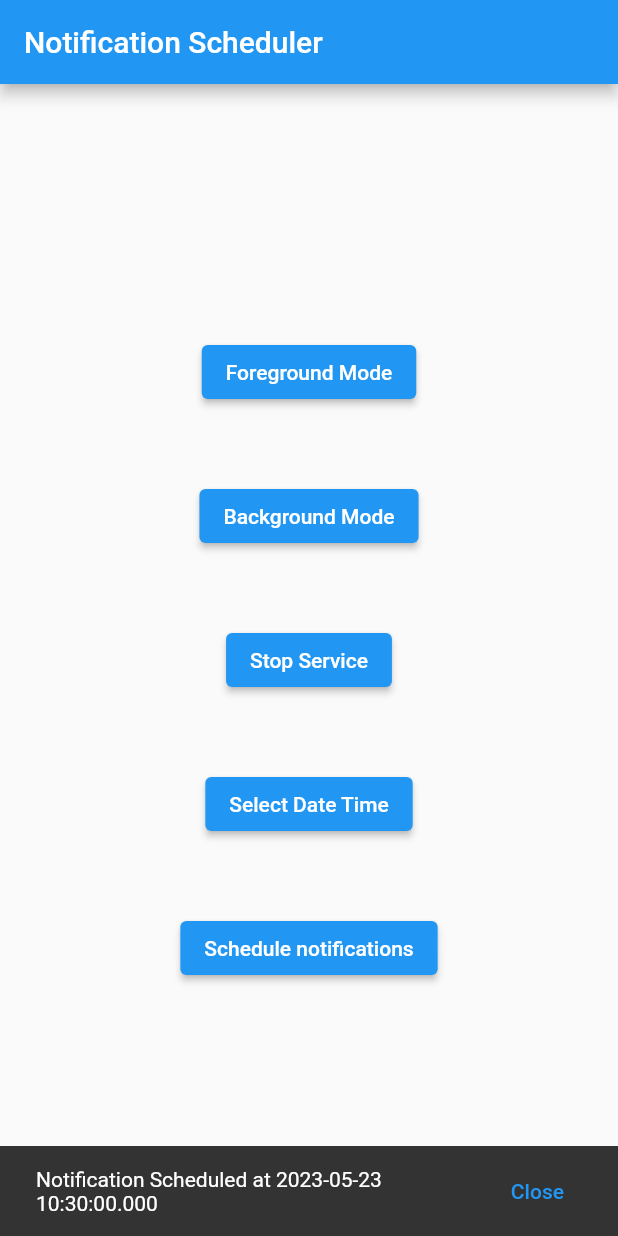
After one commit to Anikshakya/flutterXbackground, a Flutter app: the screen it shows after launch, after a tap on "Schedule notifications", on a phone screen of 412 x 824 dp. The commit adds this screen. Run offline on Flutter 3.47's test engine with Material 2 defaults, Android fonts, the phone set to English and light mode, and no system bars; our stand-ins replace device_info_plus, flutter_local_notifications, get_storage, shared_preferences, timezone; missing offline and left inert: flutter_background_service, flutter_background_service_android.

Commit message:
[Added:: notification and schedular functionality succesfully]

```diff
--- /dev/null
+++ b/lib/home_page.dart
@@ -0,0 +1,131 @@
+import 'package:flutter/material.dart';
+import 'package:flutter_background_service/flutter_background_service.dart';
+import 'package:flutterxbackground/helper/read_write.dart';
+
+import 'services/notificaiton_service.dart';
+
+class HomePage extends StatefulWidget {
+  const HomePage({super.key});
+
+  @override
+  State<HomePage> createState() => _HomePageState();
+}
+
+class _HomePageState extends State<HomePage> {
+  DateTime scheduleTime = DateTime.now();
+  String text = "Stop Service";
+  @override
+  Widget build(BuildContext context) {
+    return Scaffold(
+        appBar: AppBar(
+          title: const Text('Notification Scheduler'),
+        ),
+        body: Center(
+          child: Padding(
+            padding: const EdgeInsets.symmetric(vertical : 120.0),
+            child: Column(
+              mainAxisAlignment: MainAxisAlignment.spaceEvenly,
+              children: [
+                ElevatedButton(
+                  child: const Text("Foreground Mode"),
+                  onPressed: () {
+                    FlutterBackgroundService().invoke("setAsForeground");
+                  },
+                ),
+                ElevatedButton(
+                  child: const Text("Background Mode"),
+                  onPressed: () {
+                    FlutterBackgroundService().invoke("setAsBackground");
+                  },
+                ),
+                //Stop/Start Service
+                ElevatedButton(
+                  child: Text(text),
+                  onPressed: () async {
+                    final service = FlutterBackgroundService();
+                    var isRunning = await service.isRunning();
+                    if (isRunning) {
+                      service.invoke("stopService");
+                    } else {
+                      service.startService();
+                    }
+
+                    if (!isRunning) {
+                      text = 'Stop Service';
+                    } else {
+                      text = 'Start Service';
+                    }
+                    setState(() {});
+                  },
+                ),
+                //Pick date
+                ElevatedButton(
+                  onPressed: () {
+                    var selectedDateTime = DateTime.now();
+                    showDatePicker(
+                      context: context,
+                      initialDate: selectedDateTime,
+                      firstDate: DateTime(2000),
+                      lastDate: DateTime(2030),
+                      builder: (BuildContext context, Widget? child) {
+                        return Theme(
+                          data: ThemeData.light(), // Customize the theme if needed
+                          child: child!,
+                        );
+                      },
+                    ).then((DateTime? selectedDate) {
+                      if (selectedDate != null) {
+                        showTimePicker(
+                          context: context,
+                          initialTime: TimeOfDay.fromDateTime(selectedDateTime),
+                        ).then((TimeOfDay? selectedTime) {
+                          if (selectedTime != null) {
+                            selectedDateTime = DateTime(
+                              selectedDate.year,
+                              selectedDate.month,
+                              selectedDate.day,
+                              selectedTime.hour,
+                              selectedTime.minute,
+                            );
+                            // Do something with the selected date and time
+                            scheduleTime = selectedDateTime;
+                            write("scheduledTime", selectedDateTime.toString());
+                          }
+                        });
+                      }
+                    });
+                  },
+                  child: const Text(
+                    'Select Date Time',
+                  ),
+                ),
+                //Schedule Button
+                ElevatedButton(
+                  child: const Text('Schedule notifications'),
+                  onPressed: () {
+                    debugPrint('Notification Scheduled for $scheduleTime');
+                    NotificationService().scheduleNotification(
+                      title: 'Scheduled Notification',
+                      body: 'Hey you have an event on $scheduleTime',
+                      scheduledNotificationDateTime: scheduleTime
+                    );
+                    //Snack bar
+                    final snackBar = SnackBar(
+                      content: Text('Notification Scheduled at $scheduleTime'),
+                      action: SnackBarAction(
+                        label: 'Close',
+                        onPressed: () {
+                          // Some action to be performed when the SnackBar action button is pressed.
+                        },
+                      ),
+                    );
+                    ScaffoldMessenger.of(context).showSnackBar(snackBar);
+                  },
+                ),
+              ],
+            ),
+          ),
+        ),
+      );
+  }
+}
--- /dev/null
+++ b/lib/services/notificaiton_service.dart
@@ -0,0 +1,58 @@
+import 'package:flutter_local_notifications/flutter_local_notifications.dart';
+import 'package:timezone/timezone.dart' as tz;
+
+class NotificationService {
+  final FlutterLocalNotificationsPlugin notificationsPlugin =
+      FlutterLocalNotificationsPlugin();
+
+  Future<void> initNotification() async {
+    AndroidInitializationSettings initializationSettingsAndroid =
+        const AndroidInitializationSettings('ic_launcher');
+
+    var initializationSettingsIOS = DarwinInitializationSettings(
+        requestAlertPermission: true,
+        requestBadgePermission: true,
+        requestSoundPermission: true,
+        onDidReceiveLocalNotification:
+            (int id, String? title, String? body, String? payload) async {});
+
+    var initializationSettings = InitializationSettings(
+        android: initializationSettingsAndroid, iOS: initializationSettingsIOS);
+    await notificationsPlugin.initialize(initializationSettings,
+        onDidReceiveNotificationResponse:
+            (NotificationResponse notificationResponse) async {});
+  }
+
+  notificationDetails() {
+    return const NotificationDetails(
+        android: AndroidNotificationDetails('channelId', 'channelName',
+            importance: Importance.max),
+        iOS: DarwinNotificationDetails());
+  }
+
+  Future showNotification(
+      {int id = 0, String? title, String? body, String? payLoad}) async {
+    return notificationsPlugin.show(
+        id, title, body, await notificationDetails());
+  }
+
+  Future scheduleNotification(
+      {int id = 0,
+      String? title,
+      String? body,
+      String? payLoad,
+      required DateTime scheduledNotificationDateTime}) async {
+    return notificationsPlugin.zonedSchedule(
+        id,
+        title,
+        body,
+        tz.TZDateTime.from(
+          scheduledNotificationDateTime,
+          tz.local,
+        ),
+        await notificationDetails(),
+        androidAllowWhileIdle: true,
+        uiLocalNotificationDateInterpretation:
+            UILocalNotificationDateInterpretation.absoluteTime);
+  }
+}
--- a/pubspec.yaml
+++ b/pubspec.yaml
@@ -38,9 +38,10 @@ dependencies:
 
   flutter_background_service: ^2.4.6
   flutter_background_service_android: ^3.0.2
-  flutter_local_notifications: ^9.9.1
+  flutter_local_notifications: ^13.0.0
   shared_preferences: ^2.1.1
   device_info_plus: ^9.0.1
+  get_storage: ^2.1.1
 
 dev_dependencies:
   flutter_test:
```
Also changed, not shown: lib/helper/read_write.dart (added, +17 -0 lines), lib/main.dart (+28 -115 lines), pubspec.lock, 2 other files.
